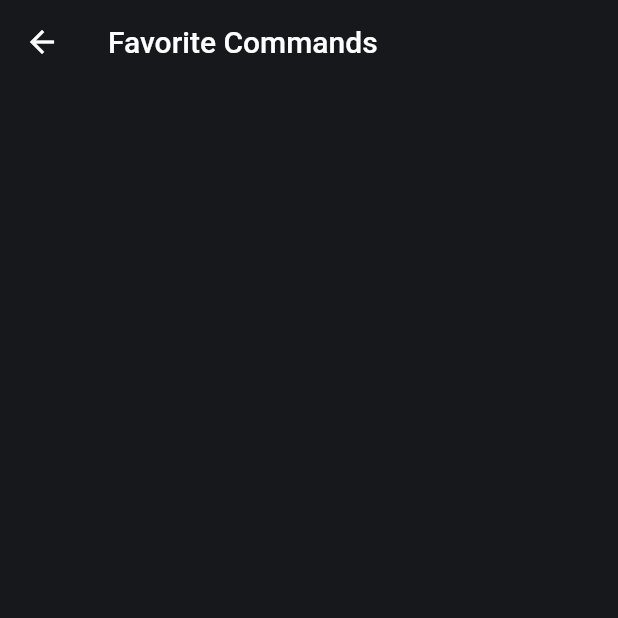
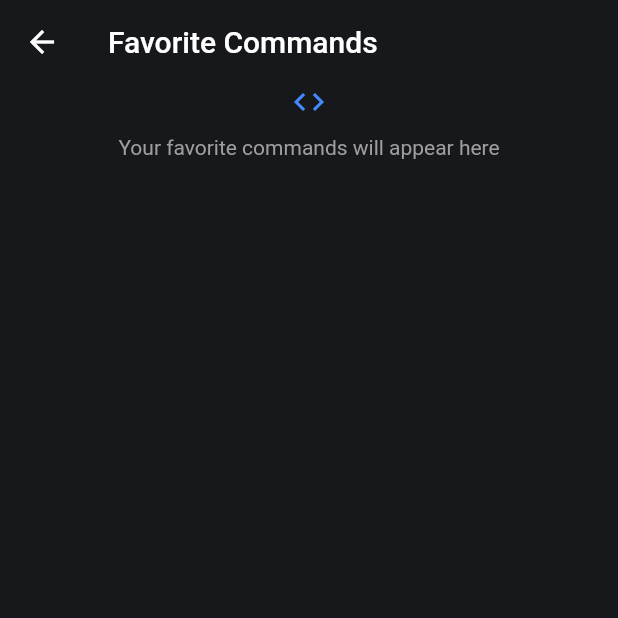
Before and after one commit to techno-disaster/tldr-flutter, a Flutter app: the FavoritesScreen screen opened by its route, on a phone screen of 412 x 824 dp, the top half of it. Run offline on Flutter 3.47's test engine with Material 2 defaults, Android fonts, the phone set to English and light mode, and no system bars; our stand-ins replace animated_text_kit, bloc, equatable, flare_flutter, flutter_bloc, flutter_typeahead and 2 more; missing offline and left inert: markdown_widget; accounts and stored records are empty; network calls fail.

Commit message:
add placeholders and code cleanup

````diff
--- a/lib/screens/about_app.dart
+++ b/lib/screens/about_app.dart
@@ -72,7 +72,7 @@ class AboutApp extends StatelessWidget {
                     ),
                     color: Color(0xff2e2f37),
                     onPressed: () =>
-                        _launchUrl(iconURL), //TODO: add appURL here
+                        _launchUrl(appURL),
                     child: Row(
                       children: [
                         Container(
--- a/lib/screens/favorites_screen.dart
+++ b/lib/screens/favorites_screen.dart
@@ -15,7 +15,8 @@ class FavoritesScreen extends StatelessWidget {
       ),
       body: BlocBuilder<CommandBloc, CommandState>(builder: (context, state) {
         if (state is CommandState) {
-          return ListView.separated(
+          return state.favoriteCommands.isNotEmpty
+              ? ListView.separated(
                   physics: BouncingScrollPhysics(),
                   itemCount: state.favoriteCommands.length,
                   itemBuilder: (context, index) {
@@ -24,6 +25,23 @@ class FavoritesScreen extends StatelessWidget {
                   separatorBuilder: (context, index) {
                     return Divider();
                   },
+                )
+              : Center(
+                  child: Column(
+                    children: [
+                      Icon(
+                        Icons.code,
+                        color: Colors.blueAccent,
+                      ),
+                      SizedBox(
+                        height: 10,
+                      ),
+                      Text(
+                        "Your favorite commands will appear here",
+                        style: TextStyle(color: Colors.grey),
+                      ),
+                    ],
+                  ),
                 );
         }
         return Center(
--- a/lib/utils/constants.dart
+++ b/lib/utils/constants.dart
@@ -5,12 +5,10 @@ import 'package:tldr/command/bloc/command_bloc.dart';
 import 'package:tldr/command/models/command.dart';
 import 'package:tldr/screens/about_app.dart';
 import 'package:tldr/screens/command_details.dart';
-import 'package:path/path.dart';
 
 const String RECENT_COMMANDS = "recent_commands";
 const String FAVORITE_COMMANDS = "favorite_commands";
 
-//TODO: add app github link
 final String aboutApp =
     "The [tldr-pages](https://github.com/tldr-pages/tldr) project is a collection of community-maintained help pages for command-line tools, that aims to be a simpler, more approachable complement to traditional [man pages](https://en.wikipedia.org/wiki/Man_page).\n\nMaybe you are new to the command-line world? Or just a little rusty?\nOr perhaps you can't always remember the arguments to `lsof`, or `tar`?\n\nIt certainly doesn't help that the first option explained in `man tar` is:\n ``` -b blocksize Specify the block size, in 512-byte records, for tape drive I/O. As a rule, this argument is only needed when reading from or writing to tape drives, and usually not even then as the default block size of 20 records (10240 bytes) is very common. ```\n\nThere seems to be room for simpler help pages, focused on practical examples.\n\nThis repository is just that: an ever-growing collection of examples\nfor the most common UNIX, Linux, macOS, SunOS and Windows command-line tools.";
 
@@ -18,6 +16,7 @@ final String flareURL =
     "https://flare.rive.app/a/cvl/files/flare/site-animaton/embed";
 
 final String iconURL = "https://github.com/tldr-pages";
+final String appURL = "https://github.com/Techno-Disaster";
 
 final String baseURL = "https://github.com/tldr-pages/tldr/blob/master/pages/";
 
````
Also changed, not shown: lib/screens/recents_screen.dart (+19 -1 lines), 1 other file. Lines whose indentation alone changed are shown as unchanged.
